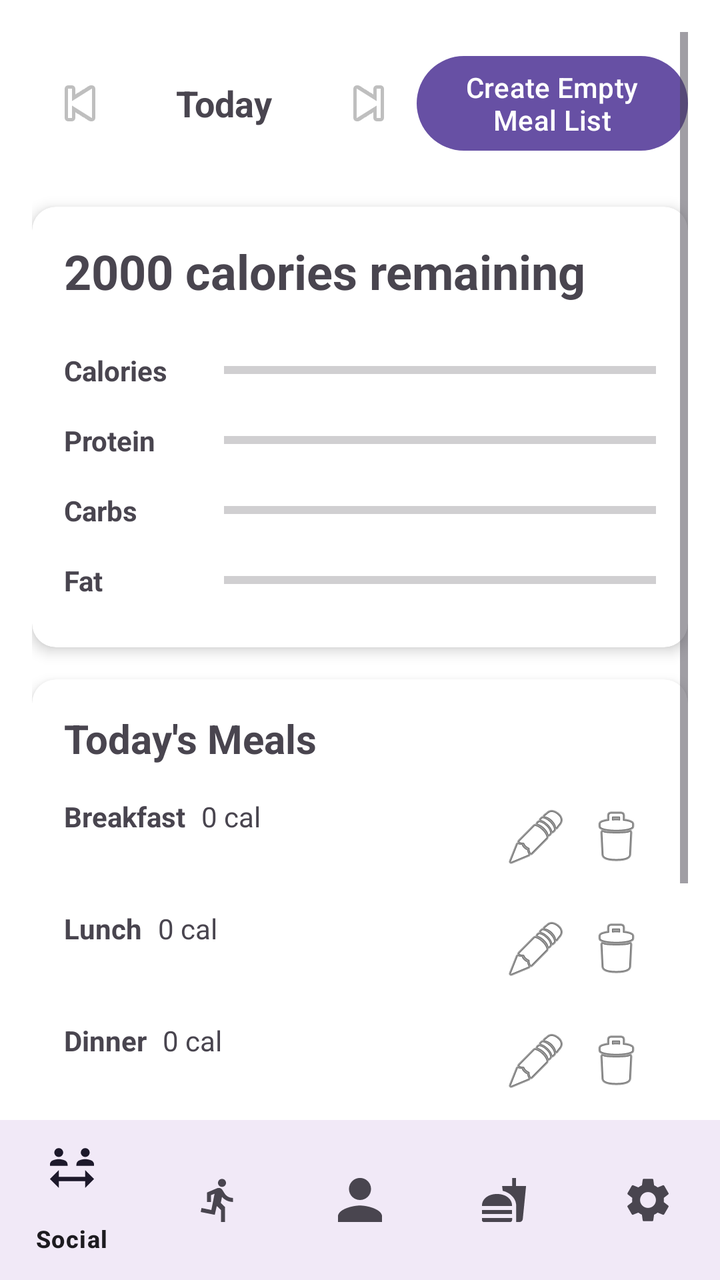
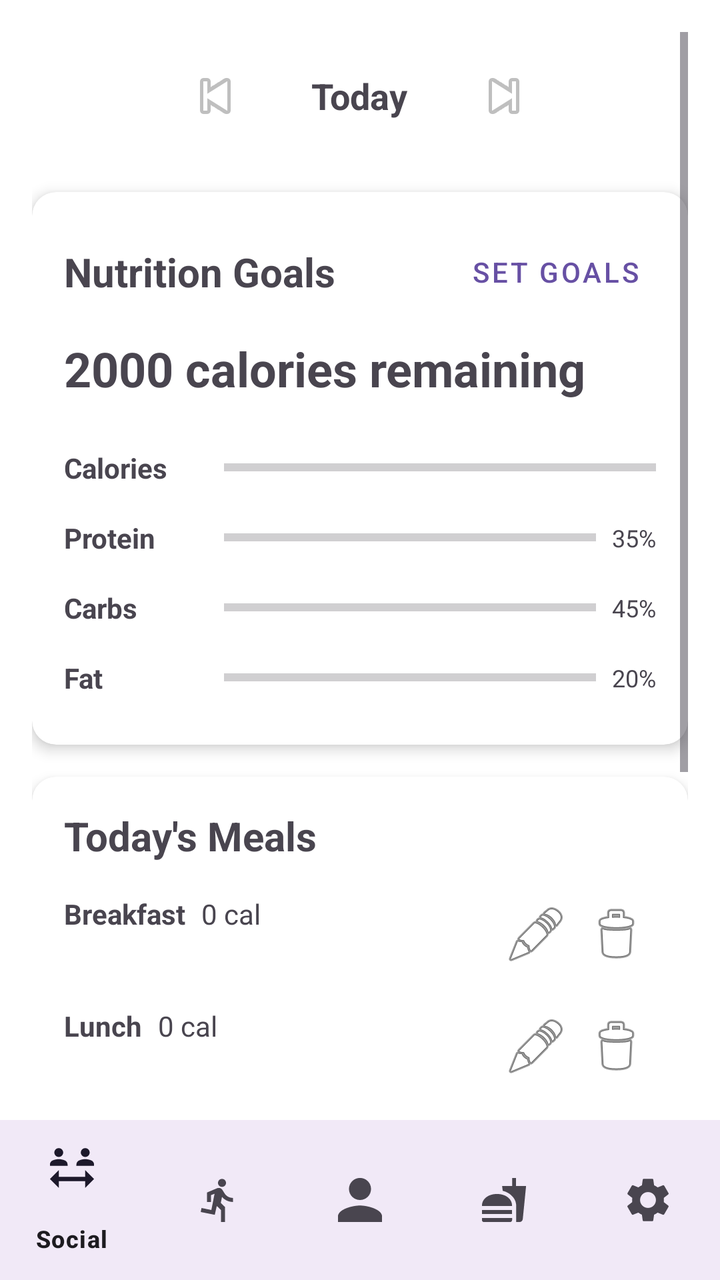

Two renders of the same Android screen: before a commit and after it. Below are the layout's source before the change and the commit's diff.
<!-- AndroidManifest.xml: application theme Theme.AndroidExample -->
<!-- res/layout/activity_nutrition.xml -->
<?xml version="1.0" encoding="utf-8"?>
<androidx.constraintlayout.widget.ConstraintLayout xmlns:android="http://schemas.android.com/apk/res/android"
    xmlns:app="http://schemas.android.com/apk/res-auto"
    xmlns:tools="http://schemas.android.com/tools"
    android:layout_width="match_parent"
    android:layout_height="match_parent"
    android:background="@color/white">

    <ScrollView
        android:layout_width="match_parent"
        android:layout_height="0dp"
        android:padding="16dp"
        app:layout_constraintBottom_toTopOf="@id/bottom_navigation"
        app:layout_constraintTop_toTopOf="parent">

        <androidx.constraintlayout.widget.ConstraintLayout
            android:layout_width="match_parent"
            android:layout_height="wrap_content">

            
            <LinearLayout
                android:id="@+id/date_navigation"
                android:layout_width="match_parent"
                android:layout_height="wrap_content"
                android:gravity="center"
                android:orientation="horizontal"
                android:paddingVertical="8dp"
                app:layout_constraintTop_toTopOf="parent">

                <ImageButton
                    android:id="@+id/prev_date_button"
                    android:layout_width="48dp"
                    android:layout_height="48dp"
                    android:background="?attr/selectableItemBackgroundBorderless"
                    android:contentDescription="Previous day"
                    android:src="@android:drawable/ic_media_previous"/>

                <TextView
                    android:id="@+id/date_display"
                    android:layout_width="wrap_content"
                    android:layout_height="wrap_content"
                    android:layout_marginHorizontal="24dp"
                    android:text="Today"
                    android:textSize="18sp"
                    android:textStyle="bold"/>

                <ImageButton
                    android:id="@+id/next_date_button"
                    android:layout_width="48dp"
                    android:layout_height="48dp"
                    android:background="?attr/selectableItemBackgroundBorderless"
                    android:contentDescription="Next day"
                    android:src="@android:drawable/ic_media_next"/>

                <Button
                    android:id="@+id/create_empty_meal_list_button"
                    android:layout_width="wrap_content"
                    android:layout_height="wrap_content"
                    android:layout_gravity="center_horizontal"
                    android:text="Create Empty Meal List" />
            </LinearLayout>

            
            <androidx.cardview.widget.CardView
                android:id="@+id/calories_card"
                android:layout_width="match_parent"
                android:layout_height="wrap_content"
                android:layout_marginTop="16dp"
                app:cardCornerRadius="12dp"
                app:cardElevation="4dp"
                app:layout_constraintTop_toBottomOf="@id/date_navigation">

                <LinearLayout
                    android:layout_width="match_parent"
                    android:layout_height="wrap_content"
                    android:orientation="vertical"
                    android:padding="16dp">

                    <TextView
                        android:id="@+id/calories_remaining"
                        android:layout_width="wrap_content"
                        android:layout_height="wrap_content"
                        android:text="2000 calories remaining"
                        android:textSize="24sp"
                        android:textStyle="bold"/>

                    
                    <LinearLayout
                        android:layout_width="match_parent"
                        android:layout_height="wrap_content"
                        android:layout_marginTop="16dp"
                        android:orientation="vertical">

                        
                        <LinearLayout
                            android:layout_width="match_parent"
                            android:layout_height="wrap_content"
                            android:layout_marginVertical="8dp"
                            android:gravity="center_vertical"
                            android:orientation="horizontal">

                            <TextView
                                android:layout_width="80dp"
                                android:layout_height="wrap_content"
                                android:text="Calories"
                                android:textStyle="bold"/>

                            <ProgressBar
                                android:id="@+id/calories_progress"
                                style="@style/Widget.AppCompat.ProgressBar.Horizontal"
                                android:layout_width="0dp"
                                android:layout_height="12dp"
                                android:layout_weight="1"
                                android:progressTint="#FFD700"/>
                        </LinearLayout>

                        
                        <LinearLayout
                            android:layout_width="match_parent"
                            android:layout_height="wrap_content"
                            android:layout_marginVertical="8dp"
                            android:gravity="center_vertical"
                            android:orientation="horizontal">

                            <TextView
                                android:layout_width="80dp"
                                android:layout_height="wrap_content"
                                android:text="Protein"
                                android:textStyle="bold"/>

                            <ProgressBar
                                android:id="@+id/protein_progress"
                                style="@style/Widget.AppCompat.ProgressBar.Horizontal"
                                android:layout_width="0dp"
                                android:layout_height="12dp"
                                android:layout_weight="1"
                                android:progressTint="#FF4081"/>
                        </LinearLayout>

                        
                        <LinearLayout
                            android:layout_width="match_parent"
                            android:layout_height="wrap_content"
                            android:layout_marginVertical="8dp"
                            android:gravity="center_vertical"
                            android:orientation="horizontal">

                            <TextView
                                android:layout_width="80dp"
                                android:layout_height="wrap_content"
                                android:text="Carbs"
                                android:textStyle="bold"/>

                            <ProgressBar
                                android:id="@+id/carbs_progress"
                                style="@style/Widget.AppCompat.ProgressBar.Horizontal"
                                android:layout_width="0dp"
                                android:layout_height="12dp"
                                android:layout_weight="1"
                                android:progressTint="#4CAF50"/>
                        </LinearLayout>

                        
                        <LinearLayout
                            android:layout_width="match_parent"
                            android:layout_height="wrap_content"
                            android:layout_marginVertical="8dp"
                            android:gravity="center_vertical"
                            android:orientation="horizontal">

                            <TextView
                                android:layout_width="80dp"
                                android:layout_height="wrap_content"
                                android:text="Fat"
                                android:textStyle="bold"/>

                            <ProgressBar
                                android:id="@+id/fat_progress"
                                style="@style/Widget.AppCompat.ProgressBar.Horizontal"
                                android:layout_width="0dp"
                                android:layout_height="12dp"
                                android:layout_weight="1"
                                android:progressTint="#2196F3"/>
                        </LinearLayout>
                    </LinearLayout>
                </LinearLayout>
            </androidx.cardview.widget.CardView>


            
            <androidx.cardview.widget.CardView
                android:id="@+id/meals_card"
                android:layout_width="match_parent"
                android:layout_height="wrap_content"
                android:layout_marginTop="16dp"
                app:cardCornerRadius="12dp"
                app:cardElevation="4dp"
                app:layout_constraintTop_toBottomOf="@id/calories_card">

                <LinearLayout
                    android:layout_width="match_parent"
                    android:layout_height="wrap_content"
                    android:orientation="vertical"
                    android:padding="16dp">

                    <TextView
                        android:layout_width="wrap_content"
                        android:layout_height="wrap_content"
                        android:text="Today's Meals"
                        android:textSize="20sp"
                        android:textStyle="bold"/>

                    
                    
                    <LinearLayout
                        android:id="@+id/breakfast_container"
                        android:layout_width="match_parent"
                        android:layout_height="wrap_content"
                        android:layout_marginTop="16dp"
                        android:orientation="horizontal">

                        <TextView
                            android:layout_width="wrap_content"
                            android:layout_height="wrap_content"
                            android:text="Breakfast"
                            android:textStyle="bold"/>

                        <TextView
                            android:id="@+id/breakfast_calories"
                            android:layout_width="0dp"
                            android:layout_height="wrap_content"
                            android:layout_marginStart="8dp"
                            android:layout_weight="1"
                            android:text="0 cal"/>

                        <ImageButton
                            android:id="@+id/edit_breakfast_button"
                            android:layout_width="40dp"
                            android:layout_height="40dp"
                            android:background="?attr/selectableItemBackgroundBorderless"
                            android:contentDescription="Edit breakfast"
                            android:src="@android:drawable/ic_menu_edit"/>

                        <ImageButton
                            android:id="@+id/delete_breakfast_button"
                            android:layout_width="40dp"
                            android:layout_height="40dp"
                            android:background="?attr/selectableItemBackgroundBorderless"
                            android:contentDescription="Delete breakfast"
                            android:src="@android:drawable/ic_menu_delete"/>
                    </LinearLayout>

                    
                    <LinearLayout
                        android:id="@+id/lunch_container"
                        android:layout_width="match_parent"
                        android:layout_height="wrap_content"
                        android:layout_marginTop="16dp"
                        android:orientation="horizontal">

                        <TextView
                            android:layout_width="wrap_content"
                            android:layout_height="wrap_content"
                            android:text="Lunch"
                            android:textStyle="bold"/>

                        <TextView
                            android:id="@+id/lunch_calories"
                            android:layout_width="0dp"
                            android:layout_height="wrap_content"
                            android:layout_marginStart="8dp"
                            android:layout_weight="1"
                            android:text="0 cal"/>

                        <ImageButton
                            android:id="@+id/edit_lunch_button"
                            android:layout_width="40dp"
                            android:layout_height="40dp"
                            android:background="?attr/selectableItemBackgroundBorderless"
                            android:contentDescription="Edit lunch"
                            android:src="@android:drawable/ic_menu_edit"/>

                        <ImageButton
                            android:id="@+id/delete_lunch_button"
                            android:layout_width="40dp"
                            android:layout_height="40dp"
                            android:background="?attr/selectableItemBackgroundBorderless"
                            android:contentDescription="Delete lunch"
                            android:src="@android:drawable/ic_menu_delete"/>
                    </LinearLayout>

                    
                    <LinearLayout
                        android:id="@+id/dinner_container"
                        android:layout_width="match_parent"
                        android:layout_height="wrap_content"
                        android:layout_marginTop="16dp"
                        android:orientation="horizontal">

                        <TextView
                            android:layout_width="wrap_content"
                            android:layout_height="wrap_content"
                            android:text="Dinner"
                            android:textStyle="bold"/>

                        <TextView
                            android:id="@+id/dinner_calories"
                            android:layout_width="0dp"
                            android:layout_height="wrap_content"
                            android:layout_marginStart="8dp"
                            android:layout_weight="1"
                            android:text="0 cal"/>

                        <ImageButton
                            android:id="@+id/edit_dinner_button"
                            android:layout_width="40dp"
                            android:layout_height="40dp"
                            android:background="?attr/selectableItemBackgroundBorderless"
                            android:contentDescription="Edit dinner"
                            android:src="@android:drawable/ic_menu_edit"/>

                        <ImageButton
                            android:id="@+id/delete_dinner_button"
                            android:layout_width="40dp"
                            android:layout_height="40dp"
                            android:background="?attr/selectableItemBackgroundBorderless"
                            android:contentDescription="Delete dinner"
                            android:src="@android:drawable/ic_menu_delete"/>
                    </LinearLayout>

                    
                    <LinearLayout
                        android:id="@+id/snacks_container"
                        android:layout_width="match_parent"
                        android:layout_height="wrap_content"
                        android:layout_marginTop="16dp"
                        android:orientation="horizontal">

                        <TextView
                            android:layout_width="wrap_content"
                            android:layout_height="wrap_content"
                            android:text="Snacks"
                            android:textStyle="bold"/>

                        <TextView
                            android:id="@+id/snacks_calories"
                            android:layout_width="0dp"
                            android:layout_height="wrap_content"
                            android:layout_marginStart="8dp"
                            android:layout_weight="1"
                            android:text="0 cal"/>

                        <ImageButton
                            android:id="@+id/edit_snacks_button"
                            android:layout_width="40dp"
                            android:layout_height="40dp"
                            android:background="?attr/selectableItemBackgroundBorderless"
                            android:contentDescription="Edit snacks"
                            android:src="@android:drawable/ic_menu_edit"/>

                        <ImageButton
                            android:id="@+id/delete_snacks_button"
                            android:layout_width="40dp"
                            android:layout_height="40dp"
                            android:background="?attr/selectableItemBackgroundBorderless"
                            android:contentDescription="Delete snacks"
                            android:src="@android:drawable/ic_menu_delete"/>
                    </LinearLayout>
                </LinearLayout>
            </androidx.cardview.widget.CardView>

            
            <LinearLayout
                android:layout_width="match_parent"
                android:layout_height="wrap_content"
                android:layout_marginTop="24dp"
                android:orientation="horizontal"
                app:layout_constraintTop_toBottomOf="@id/meals_card">

                <Button
                    android:id="@+id/add_meal_button"
                    android:layout_width="0dp"
                    android:layout_height="wrap_content"
                    android:layout_marginEnd="8dp"
                    android:layout_weight="1"
                    android:text="Add Meal"
                    style="@style/Widget.MaterialComponents.Button"/>

                <Button
                    android:id="@+id/view_history_button"
                    android:layout_width="0dp"
                    android:layout_height="wrap_content"
                    android:layout_marginStart="8dp"
                    android:layout_weight="1"
                    android:text="View History"
                    style="@style/Widget.MaterialComponents.Button.OutlinedButton"/>
            </LinearLayout>
        </androidx.constraintlayout.widget.ConstraintLayout>
    </ScrollView>

    <com.google.android.material.bottomnavigation.BottomNavigationView
        android:id="@+id/bottom_navigation"
        android:layout_width="match_parent"
        android:layout_height="wrap_content"
        android:layout_gravity="bottom"
        android:background="?android:attr/windowBackground"
        app:layout_constraintBottom_toBottomOf="parent"
        app:menu="@menu/bottom_nav_menu"/>

</androidx.constraintlayout.widget.ConstraintLayout>
<!-- resources referenced by this layout -->
<resources>
  <color name="white">#FFFFFFFF</color>
  <style name="Theme.AndroidExample" parent="Base.Theme.AndroidExample" />
  <style name="Base.Theme.AndroidExample" parent="Theme.Material3.DayNight.NoActionBar">
          
          
      </style>
</resources>

<!-- the commit's change to res/layout/activity_nutrition.xml (unified diff, before → after) -->
@@ -51,18 +51,11 @@
                     android:background="?attr/selectableItemBackgroundBorderless"
                     android:contentDescription="Next day"
                     android:src="@android:drawable/ic_media_next"/>
-
-                <Button
-                    android:id="@+id/create_empty_meal_list_button"
-                    android:layout_width="wrap_content"
-                    android:layout_height="wrap_content"
-                    android:layout_gravity="center_horizontal"
-                    android:text="Create Empty Meal List" />
             </LinearLayout>
 
             
             <androidx.cardview.widget.CardView
-                android:id="@+id/calories_card"
+                android:id="@+id/goals_card"
                 android:layout_width="match_parent"
                 android:layout_height="wrap_content"
                 android:layout_marginTop="16dp"
@@ -76,10 +69,33 @@
                     android:orientation="vertical"
                     android:padding="16dp">
 
+                    <LinearLayout
+                        android:layout_width="match_parent"
+                        android:layout_height="wrap_content"
+                        android:orientation="horizontal"
+                        android:gravity="center_vertical">
+
+                        <TextView
+                            android:layout_width="0dp"
+                            android:layout_height="wrap_content"
+                            android:layout_weight="1"
+                            android:text="Nutrition Goals"
+                            android:textSize="20sp"
+                            android:textStyle="bold"/>
+
+                        <Button
+                            android:id="@+id/set_nutrition_goals_button"
+                            android:layout_width="wrap_content"
+                            android:layout_height="wrap_content"
+                            android:text="Set Goals"
+                            style="@style/Widget.MaterialComponents.Button.TextButton"/>
+                    </LinearLayout>
+
                     <TextView
                         android:id="@+id/calories_remaining"
                         android:layout_width="wrap_content"
                         android:layout_height="wrap_content"
+                        android:layout_marginTop="8dp"
                         android:text="2000 calories remaining"
                         android:textSize="24sp"
                         android:textStyle="bold"/>
@@ -135,6 +151,14 @@
                                 android:layout_height="12dp"
                                 android:layout_weight="1"
                                 android:progressTint="#FF4081"/>
+
+                            <TextView
+                                android:id="@+id/protein_text"
+                                android:layout_width="wrap_content"
+                                android:layout_height="wrap_content"
+                                android:layout_marginStart="8dp"
+                                android:text="35%"
+                                android:textSize="12sp"/>
                         </LinearLayout>
 
                         
@@ -158,6 +182,14 @@
                                 android:layout_height="12dp"
                                 android:layout_weight="1"
                                 android:progressTint="#4CAF50"/>
+
+                            <TextView
+                                android:id="@+id/carbs_text"
+                                android:layout_width="wrap_content"
+                                android:layout_height="wrap_content"
+                                android:layout_marginStart="8dp"
+                                android:text="45%"
+                                android:textSize="12sp"/>
                         </LinearLayout>
 
                         
@@ -181,11 +213,18 @@
                                 android:layout_height="12dp"
                                 android:layout_weight="1"
                                 android:progressTint="#2196F3"/>
+
+                            <TextView
+                                android:id="@+id/fat_text"
+                                android:layout_width="wrap_content"
+                                android:layout_height="wrap_content"
+                                android:layout_marginStart="8dp"
+                                android:text="20%"
+                                android:textSize="12sp"/>
                         </LinearLayout>
                     </LinearLayout>
                 </LinearLayout>
             </androidx.cardview.widget.CardView>
-
 
             
             <androidx.cardview.widget.CardView
@@ -195,7 +234,7 @@
                 android:layout_marginTop="16dp"
                 app:cardCornerRadius="12dp"
                 app:cardElevation="4dp"
-                app:layout_constraintTop_toBottomOf="@id/calories_card">
+                app:layout_constraintTop_toBottomOf="@id/goals_card">
 
                 <LinearLayout
                     android:layout_width="match_parent"
@@ -211,7 +250,6 @@
                         android:textStyle="bold"/>
 
                     
-                    
                     <LinearLayout
                         android:id="@+id/breakfast_container"
                         android:layout_width="match_parent"
@@ -374,27 +412,42 @@
                 android:layout_width="match_parent"
                 android:layout_height="wrap_content"
                 android:layout_marginTop="24dp"
-                android:orientation="horizontal"
+                android:orientation="vertical"
                 app:layout_constraintTop_toBottomOf="@id/meals_card">
 
                 <Button
-                    android:id="@+id/add_meal_button"
-                    android:layout_width="0dp"
+                    android:id="@+id/create_empty_meal_list_button"
+                    android:layout_width="match_parent"
                     android:layout_height="wrap_content"
-                    android:layout_marginEnd="8dp"
-                    android:layout_weight="1"
-                    android:text="Add Meal"
-                    style="@style/Widget.MaterialComponents.Button"/>
-
-                <Button
-                    android:id="@+id/view_history_button"
-                    android:layout_width="0dp"
+                    android:layout_marginBottom="8dp"
+                    android:text="Create Empty Meal List"
+                    style="@style/Widget.MaterialComponents.Button.OutlinedButton"/>
+
+                <LinearLayout
+                    android:layout_width="match_parent"
                     android:layout_height="wrap_content"
-                    android:layout_marginStart="8dp"
-                    android:layout_weight="1"
-                    android:text="View History"
-                    style="@style/Widget.MaterialComponents.Button.OutlinedButton"/>
+                    android:orientation="horizontal">
+
+                    <Button
+                        android:id="@+id/add_meal_button"
+                        android:layout_width="0dp"
+                        android:layout_height="wrap_content"
+                        android:layout_marginEnd="8dp"
+                        android:layout_weight="1"
+                        android:text="Add Meal"
+                        style="@style/Widget.MaterialComponents.Button"/>
+
+                    <Button
+                        android:id="@+id/view_history_button"
+                        android:layout_width="0dp"
+                        android:layout_height="wrap_content"
+                        android:layout_marginStart="8dp"
+                        android:layout_weight="1"
+                        android:text="View History"
+                        style="@style/Widget.MaterialComponents.Button.OutlinedButton"/>
+                </LinearLayout>
             </LinearLayout>
+
         </androidx.constraintlayout.widget.ConstraintLayout>
     </ScrollView>
 
